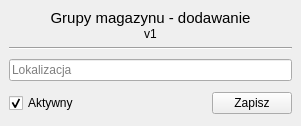
Qt form Forms/grupy_magDodaj.ui (kolomir/place_v2) before a commit.
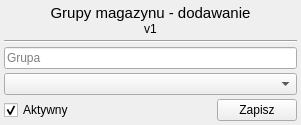
The same form after that commit.

```diff
--- a/Forms/grupy_magDodaj.ui
+++ b/Forms/grupy_magDodaj.ui
@@ -7,7 +7,7 @@
     <x>0</x>
     <y>0</y>
     <width>301</width>
-    <height>126</height>
+    <height>121</height>
    </rect>
   </property>
   <property name="windowTitle">
@@ -32,6 +32,21 @@
    <item row="0" column="0">
     <widget class="QWidget" name="widget" native="true">
      <layout class="QVBoxLayout" name="verticalLayout_3">
+      <property name="spacing">
+       <number>4</number>
+      </property>
+      <property name="leftMargin">
+       <number>4</number>
+      </property>
+      <property name="topMargin">
+       <number>4</number>
+      </property>
+      <property name="rightMargin">
+       <number>4</number>
+      </property>
+      <property name="bottomMargin">
+       <number>4</number>
+      </property>
       <item>
        <widget class="QWidget" name="widget_2" native="true">
         <layout class="QVBoxLayout" name="verticalLayout_2">
@@ -106,13 +121,37 @@
          <item>
           <widget class="QLineEdit" name="text_linia">
            <property name="placeholderText">
-            <string>Lokalizacja</string>
+            <string>Grupa</string>
            </property>
           </widget>
          </item>
         </layout>
        </widget>
       </item>
+      <item>
+       <widget class="QWidget" name="widget_5" native="true">
+        <layout class="QVBoxLayout" name="verticalLayout_4">
+         <property name="spacing">
+          <number>0</number>
+         </property>
+         <property name="leftMargin">
+          <number>0</number>
+         </property>
+         <property name="topMargin">
+          <number>0</number>
+         </property>
+         <property name="rightMargin">
+          <number>0</number>
+         </property>
+         <property name="bottomMargin">
+          <number>0</number>
+         </property>
+         <item>
+          <widget class="QComboBox" name="combo_lokalizacja"/>
+         </item>
+        </layout>
+       </widget>
+      </item>
       <item>
        <widget class="QWidget" name="widget_4" native="true">
         <layout class="QHBoxLayout" name="horizontalLayout">
```
Left out of the diff: 2 changed lines with no effect on the pictures.
